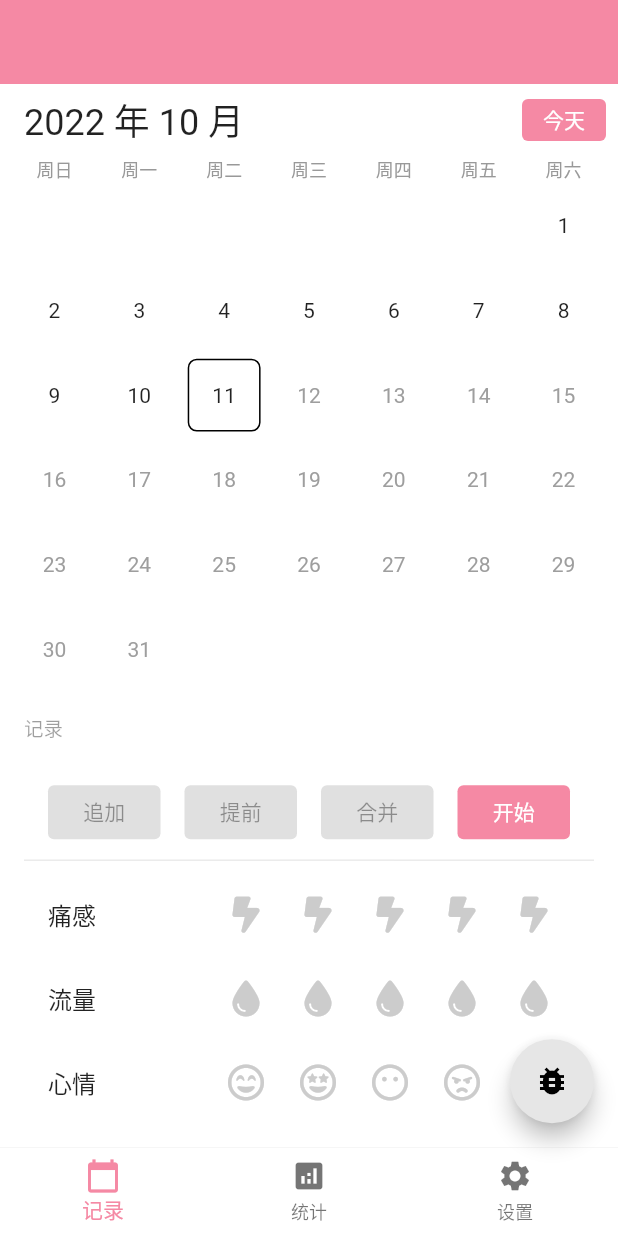
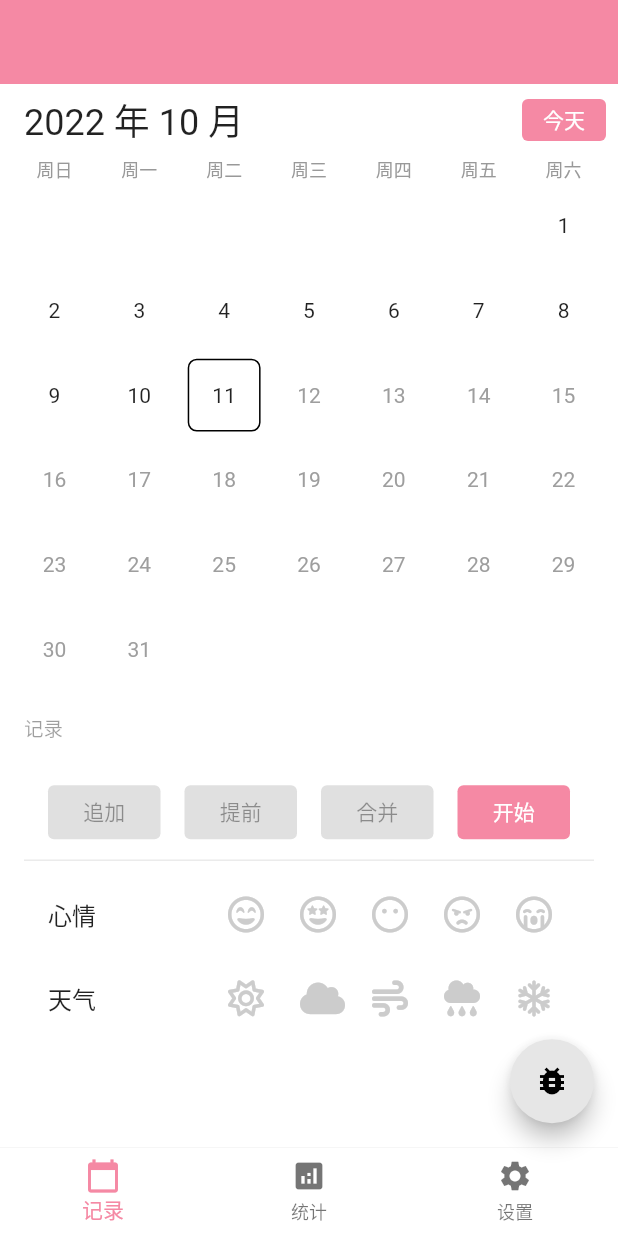
Before and after one commit to luorijun/useful_recorder, a Flutter app: the screen it shows after launch, on a phone screen of 412 x 824 dp. Run offline on Flutter 3.47's test engine with Material 2 defaults, Android fonts, the phone set to English and light mode, and no system bars; our stand-ins replace font_awesome_flutter, numberpicker, shared_preferences, sqflite; accounts and stored records are empty.

Commit message:
完善记录数据更新和展示

```diff
--- a/lib/models/record.dart
+++ b/lib/models/record.dart
@@ -53,8 +53,8 @@ enum RecordEmotion {
   HAPPY,
   EXCITED,
   CALM,
+  ANGRY,
   SAD,
-  ANGRY,
 }
 
 enum RecordWeather {
@@ -97,8 +97,8 @@ class Record {
     type = map['type'] == -1 ? null : RecordType.values[map['type']];
     pain = map['pain'];
     flow = map['flow'];
-    emotion = map['emotion'];
-    weather = map['weather'];
+    emotion = map['emotion'] != null ? RecordEmotion.values[map['emotion']] : null;
+    weather = map['weather'] != null ? RecordWeather.values[map['weather']] : null;
     note = map['note'];
     title = map['title'];
   }
--- a/lib/styles.dart
+++ b/lib/styles.dart
@@ -1,16 +1,48 @@
 import 'package:flutter/material.dart';
 
 class Style {
-  Style({required this.text});
+  Style({
+    required this.text,
+    required this.color,
+  });
 
   final StyleText text;
+  final StyleColor color;
 }
 
 class StyleText {
-  StyleText({required this.title});
+  StyleText({
+    required this.title,
+    required this.normal,
+  });
 
   final TextStyle title;
+  final TextStyle normal;
 }
+
+class StyleColor {
+  StyleColor({
+    required this.surfaceBackgroundText,
+    required this.surfaceBackgroundTextWeak,
+    required this.primaryBackgroundText,
+    required this.primaryBackgroundTextWeak,
+    required this.secondaryBackgroundText,
+    required this.secondaryBackgroundTextWeak,
+  });
+
+  final Color surfaceBackgroundText;
+  final Color surfaceBackgroundTextWeak;
+
+  final Color primaryBackgroundText;
+  final Color primaryBackgroundTextWeak;
+
+  final Color secondaryBackgroundText;
+  final Color secondaryBackgroundTextWeak;
+}
+
+// ==============================
+// 样式实现
+// ==============================
 
 final styles = Style(
   text: StyleText(
@@ -18,5 +50,17 @@ final styles = Style(
       fontSize: 20,
       fontWeight: FontWeight.bold,
     ),
+    normal: TextStyle(
+      fontSize: 16,
+      fontWeight: FontWeight.normal,
+    ),
+  ),
+  color: StyleColor(
+    surfaceBackgroundText: Color(0xff333333),
+    surfaceBackgroundTextWeak: Color(0xff999999),
+    primaryBackgroundText: Color(0xff333333),
+    primaryBackgroundTextWeak: Color(0xff999999),
+    secondaryBackgroundText: Color(0xff333333),
+    secondaryBackgroundTextWeak: Color(0xff999999),
   ),
 );
--- a/lib/views/home.dart
+++ b/lib/views/home.dart
@@ -118,10 +118,7 @@ class HomePage extends StatelessWidget {
                       onPressed: () async {
                         final repo = RecordRepository();
                         final list = await repo.findAll();
-                        final result = list
-                            .map((element) => Record.fromMap(element))
-                            .where((element) => element.type != RecordType.NORMAL)
-                            .toList();
+                        final result = list.map((element) => Record.fromMap(element)).toList();
                         result.sort((a, b) => a.date!.compareTo(b.date!));
                         result.forEach((element) {
                           log('$element');
--- a/lib/views/records/calendar.dart
+++ b/lib/views/records/calendar.dart
@@ -295,43 +295,49 @@ class DateView extends StatelessWidget {
           margin: EdgeInsets.all(4),
           alignment: Alignment.center,
           decoration: decoration,
-          child: Column(
-            mainAxisAlignment: MainAxisAlignment.center,
+          child: Stack(
+            alignment: Alignment.center,
             children: [
               Text("${date.day}", style: style),
-              // todo 添加提示点
-              // Row(
-              //   mainAxisAlignment: MainAxisAlignment.center,
-              //   children: [
-              //     Container(
-              //       width: 4,
-              //       height: 4,
-              //       margin: EdgeInsets.all(2),
-              //       decoration: BoxDecoration(
-              //         color: Colors.red,
-              //         shape: BoxShape.circle,
-              //       ),
-              //     ),
-              //     Container(
-              //       width: 4,
-              //       height: 4,
-              //       margin: EdgeInsets.all(2),
-              //       decoration: BoxDecoration(
-              //         color: Colors.green,
-              //         shape: BoxShape.circle,
-              //       ),
-              //     ),
-              //     Container(
-              //       width: 4,
-              //       height: 4,
-              //       margin: EdgeInsets.all(2),
-              //       decoration: BoxDecoration(
-              //         color: Colors.blue,
-              //         shape: BoxShape.circle,
-              //       ),
-              //     ),
-              //   ],
-              // ),
+              Container(
+                padding: EdgeInsets.only(bottom: 4),
+                alignment: Alignment.bottomCenter,
+                child: Row(
+                  mainAxisAlignment: MainAxisAlignment.center,
+                  children: [
+                    if (mensesDot)
+                      Container(
+                        width: 4,
+                        height: 4,
+                        margin: EdgeInsets.all(2),
+                        decoration: BoxDecoration(
+                          color: Colors.red,
+                          shape: BoxShape.circle,
+                        ),
+                      ),
+                    if (statusDot)
+                      Container(
+                        width: 4,
+                        height: 4,
+                        margin: EdgeInsets.all(2),
+                        decoration: BoxDecoration(
+                          color: Colors.green,
+                          shape: BoxShape.circle,
+                        ),
+                      ),
+                    if (noteDot)
+                      Container(
+                        width: 4,
+                        height: 4,
+                        margin: EdgeInsets.all(2),
+                        decoration: BoxDecoration(
+                          color: Colors.blue,
+                          shape: BoxShape.circle,
+                        ),
+                      ),
+                  ],
+                ),
+              ),
             ],
           ),
         ),
--- a/lib/views/records/inspector.dart
+++ b/lib/views/records/inspector.dart
@@ -1,3 +1,5 @@
+import 'dart:developer';
+
 import 'package:flutter/material.dart';
 import 'package:font_awesome_flutter/font_awesome_flutter.dart';
 import 'package:provider/provider.dart';
@@ -24,6 +26,8 @@ class Inspector extends StatelessWidget {
   @override
   Widget build(BuildContext context) {
     final calendarMode = context.select<RecordsViewState, CalendarMode>((state) => state.calendarMode);
+    final selected = context.select<RecordsViewState, DateInfo>((state) => state.selected);
+
     if (calendarMode != CalendarMode.MONTH) {
       return Container();
     }
@@ -40,8 +44,10 @@ class Inspector extends StatelessWidget {
               RecordCard([
                 MensesManager(),
                 Divider(),
-                PainManager(),
-                FlowManager(),
+                if (selected.mode == DateMode.MENSES) ...[
+                  PainManager(),
+                  FlowManager(),
+                ],
                 EmotionManager(),
                 WeatherManager(),
               ]),
@@ -209,10 +215,18 @@ class PainManager extends StatelessWidget {
 
   @override
   Widget build(BuildContext context) {
+    final recordState = context.watch<RecordsViewState>();
+    final selected = recordState.selected;
+
     return RatingListTile(
       title: Text("痛感"),
       icon: FontAwesomeIcons.boltLightning,
       max: 5,
+      score: selected.curr?.pain ?? 0,
+      color: Colors.orange.shade300,
+      onRating: (score) {
+        recordState.updatePain(selected.date, score);
+      },
     );
   }
 }
@@ -222,10 +236,18 @@ class FlowManager extends StatelessWidget {
 
   @override
   Widget build(BuildContext context) {
+    final recordState = context.watch<RecordsViewState>();
+    final selected = recordState.selected;
+
     return RatingListTile(
       title: Text("流量"),
       icon: FontAwesomeIcons.droplet,
       max: 5,
+      score: selected.curr?.flow ?? 0,
+      color: Colors.red.shade300,
+      onRating: (score) {
+        recordState.updateFlow(selected.date, score);
+      },
     );
   }
 }
@@ -235,6 +257,10 @@ class EmotionManager extends StatelessWidget {
 
   @override
   Widget build(BuildContext context) {
+    final recordState = context.watch<RecordsViewState>();
+    final selected = recordState.selected;
+    final hasEmotion = selected.curr?.emotion != null;
+
     return VoteListTile(
       title: Text("心情"),
       icons: [
@@ -244,6 +270,10 @@ class EmotionManager extends StatelessWidget {
         FontAwesomeIcons.faceAngry,
         FontAwesomeIcons.faceSadCry,
       ],
+      selected: hasEmotion ? selected.curr!.emotion!.index + 1 : 0,
+      onVote: (index) {
+        recordState.updateEmotion(selected.date, RecordEmotion.values[index - 1]);
+      },
     );
   }
 }
@@ -253,6 +283,10 @@ class WeatherManager extends StatelessWidget {
 
   @override
   Widget build(BuildContext context) {
+    final recordState = context.watch<RecordsViewState>();
+    final selected = recordState.selected;
+    final hasWeather = selected.curr?.weather != null;
+
     return VoteListTile(
       title: Text("天气"),
       icons: [
@@ -262,6 +296,10 @@ class WeatherManager extends StatelessWidget {
         FontAwesomeIcons.cloudRain,
         FontAwesomeIcons.snowflake,
       ],
+      selected: hasWeather ? selected.curr!.weather!.index + 1 : 0,
+      onVote: (index) {
+        recordState.updateWeather(selected.date, RecordWeather.values[index - 1]);
+      },
     );
   }
 }
--- a/lib/views/records/records.dart
+++ b/lib/views/records/records.dart
@@ -5,6 +5,7 @@ import 'package:provider/provider.dart';
 import 'package:shared_preferences/shared_preferences.dart';
 import 'package:useful_recorder/constants.dart';
 import 'package:useful_recorder/models/record.dart';
+import 'package:useful_recorder/styles.dart';
 import 'package:useful_recorder/utils/datetime_extension.dart';
 import 'package:useful_recorder/utils/nullable.dart';
 import 'package:useful_recorder/views/home.dart';
@@ -127,10 +128,6 @@ class RecordsViewState extends ChangeNotifier {
         next: next,
         mode: await _calcDateMode(date, prev, next),
       );
-
-      if (date.isBefore(DateTime(2022, 9, 16)) && date.isAfter(DateTime(2022, 9, 5))) {
-        log(monthData[date].toString());
-      }
     }
     notifyListeners();
   }
@@ -220,7 +217,7 @@ class RecordsViewState extends ChangeNotifier {
   // endregion
 
   // ==============================
-  // region 修改记录
+  // region 修改记录时间
   // ==============================
 
   /// 开始记录
@@ -401,6 +398,44 @@ class RecordsViewState extends ChangeNotifier {
     selectDate(except(this.selected).date);
   }
 
+  // endregion
+
+  // ==============================
+  // region 修改记录数据
+  // ==============================
+
+  // 更新痛感数据
+  void updatePain(DateTime date, int level) async {
+    final record = monthData[date]?.curr ?? Record(date);
+    record.pain = level;
+    await _repository.updateById(record.toMap());
+    selectDate(date);
+  }
+
+  // 更新流量数据
+  void updateFlow(DateTime date, int level) async {
+    final record = monthData[date]?.curr ?? Record(date);
+    record.flow = level;
+    await _repository.updateById(record.toMap());
+    notifyListeners();
+  }
+
+  // 更新心情数据
+  void updateEmotion(DateTime date, RecordEmotion emotion) async {
+    final record = monthData[date]?.curr ?? Record(date);
+    record.emotion = emotion;
+    await _repository.updateById(record.toMap());
+    notifyListeners();
+  }
+
+  // 更新天气数据
+  void updateWeather(DateTime date, RecordWeather weather) async {
+    final record = monthData[date]?.curr ?? Record(date);
+    record.weather = weather;
+    await _repository.updateById(record.toMap());
+    notifyListeners();
+  }
+
 // endregion
 }
 
@@ -442,7 +477,22 @@ class RecordsView extends StatelessWidget {
               child: Calendar(),
             ),
             // 数据检视
-            Flexible(child: Inspector()),
+            Flexible(child: Builder(builder: (context) {
+              final selected = context.select<RecordsViewState, DateInfo>((state) => state.selected);
+
+              if (selected.date.isFuture) {
+                return Center(
+                  child: Text(
+                    "未来的日期不能编辑",
+                    style: styles.text.normal.copyWith(
+                      color: styles.color.surfaceBackgroundTextWeak,
+                    ),
+                  ),
+                );
+              } else {
+                return Inspector();
+              }
+            })),
           ]),
         ),
       ]),
```
